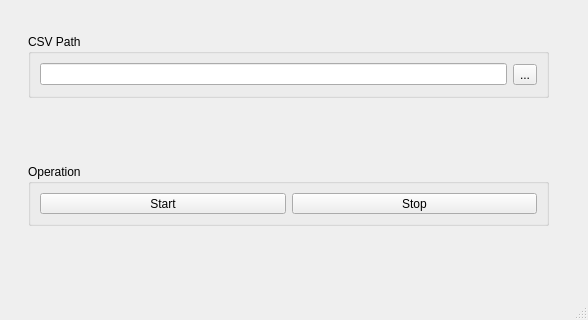
pr0gr4m/DNS-Checker, file dns.ui: the form before one commit; both pictures show x 212 to 800 and y 246 to 566 of the 800 by 566 pixel window.
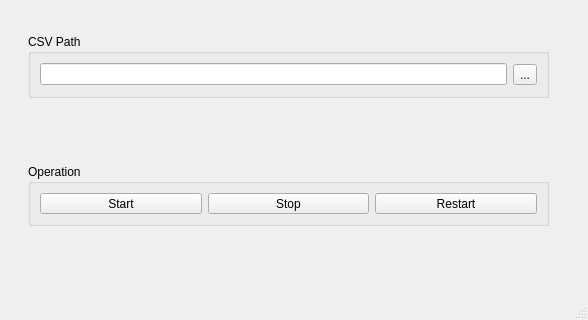
The form after the commit.

What changed in the file:
```diff
--- a/dns.ui
+++ b/dns.ui
@@ -206,6 +206,13 @@
        </property>
       </widget>
      </item>
+     <item>
+      <widget class="QPushButton" name="btnRestart">
+       <property name="text">
+        <string>Restart</string>
+       </property>
+      </widget>
+     </item>
     </layout>
    </widget>
   </widget>
```
